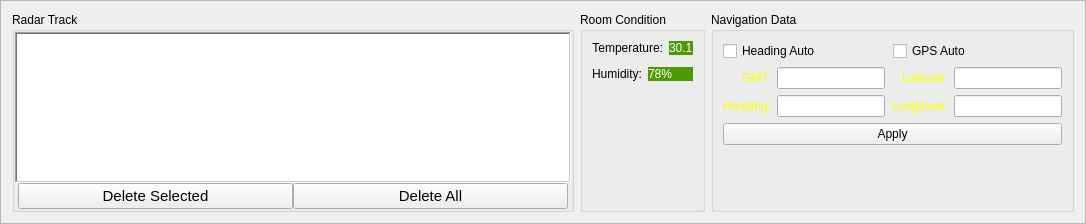
Before: the Qt Designer form RadarArhanud-2020/framebottom.ui in MiftahSalam/RadarArhanud-2020, drawn with Qt 5.
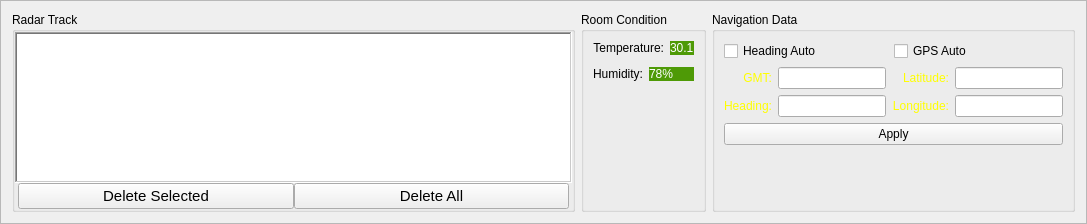
After: the same form once the commit is applied.

What changed in the file:
```diff
--- a/RadarArhanud-2020/framebottom.ui
+++ b/RadarArhanud-2020/framebottom.ui
@@ -6,7 +6,7 @@
    <rect>
     <x>0</x>
     <y>0</y>
-    <width>1086</width>
+    <width>1087</width>
     <height>220</height>
    </rect>
   </property>
@@ -48,7 +48,7 @@
      </property>
      <property name="maximumSize">
       <size>
-       <width>1000</width>
+       <width>4000</width>
        <height>200</height>
       </size>
      </property>
```
